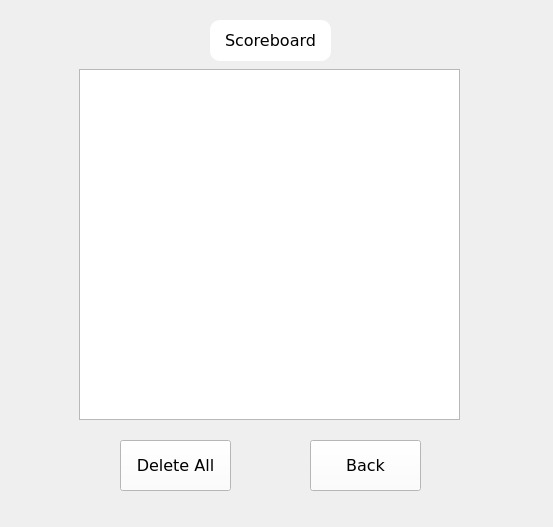
Qt form scoreboard.ui (CedricTellier/dactylo_game) before a commit.
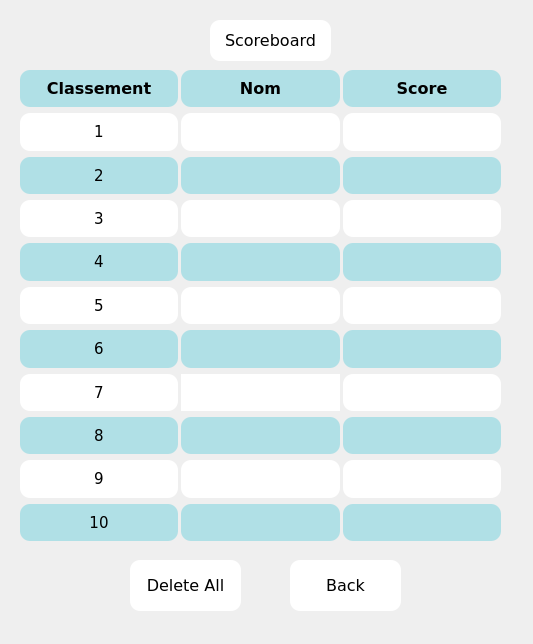
The same form after that commit.

Diff of the .ui file:
```diff
--- a/scoreboard.ui
+++ b/scoreboard.ui
@@ -6,8 +6,8 @@
    <rect>
     <x>0</x>
     <y>0</y>
-    <width>553</width>
-    <height>527</height>
+    <width>533</width>
+    <height>644</height>
    </rect>
   </property>
   <property name="windowTitle">
@@ -46,30 +46,11 @@
     <set>Qt::AlignCenter</set>
    </property>
   </widget>
-  <widget class="QWidget" name="gridLayoutWidget">
-   <property name="geometry">
-    <rect>
-     <x>79</x>
-     <y>69</y>
-     <width>381</width>
-     <height>351</height>
-    </rect>
-   </property>
-   <layout class="QGridLayout" name="gridLayout">
-    <item row="0" column="0">
-     <widget class="QTableView" name="Scoreboard">
-      <property name="textElideMode">
-       <enum>Qt::ElideLeft</enum>
-      </property>
-     </widget>
-    </item>
-   </layout>
-  </widget>
   <widget class="QPushButton" name="btBack">
    <property name="geometry">
     <rect>
-     <x>310</x>
-     <y>440</y>
+     <x>290</x>
+     <y>560</y>
      <width>111</width>
      <height>51</height>
     </rect>
@@ -84,18 +65,21 @@
     </font>
    </property>
    <property name="styleSheet">
-    <string notr="true">background-color: rgb(255, 255, 255);
-font: 12pt &quot;Verdana&quot;;</string>
+    <string notr="true">:focus {background-color:#CECECE;border-radius:10px;outline:none;font :bold;}
+:!focus{background-color: rgb(255, 255, 255);border-radius:10px}</string>
    </property>
    <property name="text">
     <string>Back</string>
    </property>
+   <property name="autoDefault">
+    <bool>true</bool>
+   </property>
   </widget>
   <widget class="QPushButton" name="btDelete">
    <property name="geometry">
     <rect>
-     <x>120</x>
-     <y>440</y>
+     <x>130</x>
+     <y>560</y>
      <width>111</width>
      <height>51</height>
     </rect>
@@ -110,12 +94,695 @@
     </font>
    </property>
    <property name="styleSheet">
-    <string notr="true">background-color: rgb(255, 255, 255);
-font: 12pt &quot;Verdana&quot;;</string>
+    <string notr="true">:focus {background-color:#CECECE;border-radius:10px;outline:none;font :bold;}
+:!focus{background-color: rgb(255, 255, 255);border-radius:10px}</string>
    </property>
    <property name="text">
     <string>Delete All</string>
    </property>
+   <property name="autoDefault">
+    <bool>true</bool>
+   </property>
+  </widget>
+  <widget class="QWidget" name="gridLayoutWidget">
+   <property name="geometry">
+    <rect>
+     <x>20</x>
+     <y>70</y>
+     <width>481</width>
+     <height>471</height>
+    </rect>
+   </property>
+   <layout class="QGridLayout" name="gridLayout">
+    <property name="horizontalSpacing">
+     <number>3</number>
+    </property>
+    <item row="7" column="0">
+     <widget class="QLabel" name="lbPos7">
+      <property name="font">
+       <font>
+        <family>Verdana</family>
+        <pointsize>11</pointsize>
+       </font>
+      </property>
+      <property name="styleSheet">
+       <string notr="true">background-color:white;
+border-radius: 10px;</string>
+      </property>
+      <property name="text">
+       <string>7</string>
+      </property>
+      <property name="alignment">
+       <set>Qt::AlignCenter</set>
+      </property>
+     </widget>
+    </item>
+    <item row="7" column="1">
+     <widget class="QLabel" name="lbNom7">
+      <property name="font">
+       <font>
+        <family>Verdana</family>
+        <pointsize>11</pointsize>
+       </font>
+      </property>
+      <property name="styleSheet">
+       <string notr="true">background-color: white;</string>
+      </property>
+      <property name="text">
+       <string/>
+      </property>
+      <property name="alignment">
+       <set>Qt::AlignCenter</set>
+      </property>
+     </widget>
+    </item>
+    <item row="5" column="0">
+     <widget class="QLabel" name="lbPos5">
+      <property name="font">
+       <font>
+        <family>Verdana</family>
+        <pointsize>11</pointsize>
+       </font>
+      </property>
+      <property name="styleSheet">
+       <string notr="true">background-color:white;
+border-radius: 10px;</string>
+      </property>
+      <property name="text">
+       <string>5</string>
+      </property>
+      <property name="alignment">
+       <set>Qt::AlignCenter</set>
+      </property>
+     </widget>
+    </item>
+    <item row="3" column="1">
+     <widget class="QLabel" name="lbNom3">
+      <property name="font">
+       <font>
+        <family>Verdana</family>
+        <pointsize>11</pointsize>
+       </font>
+      </property>
+      <property name="styleSheet">
+       <string notr="true">background-color:white;
+border-radius: 10px;</string>
+      </property>
+      <property name="text">
+       <string/>
+      </property>
+      <property name="alignment">
+       <set>Qt::AlignCenter</set>
+      </property>
+     </widget>
+    </item>
+    <item row="4" column="1">
+     <widget class="QLabel" name="lbNom4">
+      <property name="font">
+       <font>
+        <family>Verdana</family>
+        <pointsize>11</pointsize>
+       </font>
+      </property>
+      <property name="styleSheet">
+       <string notr="true">background-color:#B0E0E6;
+border-radius: 10px;</string>
+      </property>
+      <property name="text">
+       <string/>
+      </property>
+      <property name="alignment">
+       <set>Qt::AlignCenter</set>
+      </property>
+     </widget>
+    </item>
+    <item row="5" column="1">
+     <widget class="QLabel" name="lbNom5">
+      <property name="font">
+       <font>
+        <family>Verdana</family>
+        <pointsize>11</pointsize>
+       </font>
+      </property>
+      <property name="styleSheet">
+       <string notr="true">background-color:white;
+border-radius: 10px;</string>
+      </property>
+      <property name="text">
+       <string/>
+      </property>
+      <property name="alignment">
+       <set>Qt::AlignCenter</set>
+      </property>
+     </widget>
+    </item>
+    <item row="3" column="2">
+     <widget class="QLabel" name="lbScore3">
+      <property name="font">
+       <font>
+        <family>Verdana</family>
+        <pointsize>11</pointsize>
+       </font>
+      </property>
+      <property name="styleSheet">
+       <string notr="true">background-color:white;
+border-radius: 10px;</string>
+      </property>
+      <property name="text">
+       <string/>
+      </property>
+      <property name="alignment">
+       <set>Qt::AlignCenter</set>
+      </property>
+     </widget>
+    </item>
+    <item row="4" column="2">
+     <widget class="QLabel" name="lbScore4">
+      <property name="font">
+       <font>
+        <family>Verdana</family>
+        <pointsize>11</pointsize>
+       </font>
+      </property>
+      <property name="styleSheet">
+       <string notr="true">background-color:#B0E0E6;
+border-radius: 10px;</string>
+      </property>
+      <property name="text">
+       <string/>
+      </property>
+      <property name="alignment">
+       <set>Qt::AlignCenter</set>
+      </property>
+     </widget>
+    </item>
+    <item row="6" column="2">
+     <widget class="QLabel" name="lbScore6">
+      <property name="font">
+       <font>
+        <family>Verdana</family>
+        <pointsize>11</pointsize>
+       </font>
+      </property>
+      <property name="styleSheet">
+       <string notr="true">background-color:#B0E0E6;
+border-radius: 10px;</string>
+      </property>
+      <property name="text">
+       <string/>
+      </property>
+      <property name="alignment">
+       <set>Qt::AlignCenter</set>
+      </property>
+     </widget>
+    </item>
+    <item row="6" column="1">
+     <widget class="QLabel" name="lbNom6">
+      <property name="font">
+       <font>
+        <family>Verdana</family>
+        <pointsize>11</pointsize>
+       </font>
+      </property>
+      <property name="styleSheet">
+       <string notr="true">background-color:#B0E0E6;
+border-radius: 10px;</string>
+      </property>
+      <property name="text">
+       <string/>
+      </property>
+      <property name="alignment">
+       <set>Qt::AlignCenter</set>
+      </property>
+     </widget>
+    </item>
+    <item row="2" column="2">
+     <widget class="QLabel" name="lbScore2">
+      <property name="font">
+       <font>
+        <family>Verdana</family>
+        <pointsize>11</pointsize>
+       </font>
+      </property>
+      <property name="styleSheet">
+       <string notr="true">background-color:#B0E0E6;
+border-radius: 10px;</string>
+      </property>
+      <property name="text">
+       <string/>
+      </property>
+      <property name="alignment">
+       <set>Qt::AlignCenter</set>
+      </property>
+     </widget>
+    </item>
+    <item row="0" column="2">
+     <widget class="QLabel" name="lbScore">
+      <property name="font">
+       <font>
+        <family>Verdana</family>
+        <pointsize>12</pointsize>
+        <weight>75</weight>
+        <bold>true</bold>
+       </font>
+      </property>
+      <property name="styleSheet">
+       <string notr="true">background-color:#B0E0E6;
+border-radius: 10px;</string>
+      </property>
+      <property name="text">
+       <string>Score</string>
+      </property>
+      <property name="alignment">
+       <set>Qt::AlignCenter</set>
+      </property>
+     </widget>
+    </item>
+    <item row="0" column="1">
+     <widget class="QLabel" name="lbNom">
+      <property name="font">
+       <font>
+        <family>Verdana</family>
+        <pointsize>12</pointsize>
+        <weight>75</weight>
+        <bold>true</bold>
+       </font>
+      </property>
+      <property name="styleSheet">
+       <string notr="true">background-color:#B0E0E6;
+border-radius: 10px;</string>
+      </property>
+      <property name="text">
+       <string>Nom</string>
+      </property>
+      <property name="alignment">
+       <set>Qt::AlignCenter</set>
+      </property>
+     </widget>
+    </item>
+    <item row="7" column="2">
+     <widget class="QLabel" name="lbScore7">
+      <property name="font">
+       <font>
+        <family>Verdana</family>
+        <pointsize>11</pointsize>
+       </font>
+      </property>
+      <property name="styleSheet">
+       <string notr="true">background-color:white;
+border-radius: 10px;</string>
+      </property>
+      <property name="text">
+       <string/>
+      </property>
+      <property name="alignment">
+       <set>Qt::AlignCenter</set>
+      </property>
+     </widget>
+    </item>
+    <item row="8" column="1">
+     <widget class="QLabel" name="lbNom8">
+      <property name="font">
+       <font>
+        <family>Verdana</family>
+        <pointsize>11</pointsize>
+       </font>
+      </property>
+      <property name="styleSheet">
+       <string notr="true">background-color:#B0E0E6;
+border-radius: 10px;</string>
+      </property>
+      <property name="text">
+       <string/>
+      </property>
+      <property name="alignment">
+       <set>Qt::AlignCenter</set>
+      </property>
+     </widget>
+    </item>
+    <item row="8" column="2">
+     <widget class="QLabel" name="lbScore8">
+      <property name="font">
+       <font>
+        <family>Verdana</family>
+        <pointsize>11</pointsize>
+       </font>
+      </property>
+      <property name="styleSheet">
+       <string notr="true">background-color:#B0E0E6;
+border-radius: 10px;</string>
+      </property>
+      <property name="text">
+       <string/>
+      </property>
+      <property name="alignment">
+       <set>Qt::AlignCenter</set>
+      </property>
+     </widget>
+    </item>
+    <item row="10" column="0">
+     <widget class="QLabel" name="lbPos10">
+      <property name="font">
+       <font>
+        <family>Verdana</family>
+        <pointsize>11</pointsize>
+       </font>
+      </property>
+      <property name="styleSheet">
+       <string notr="true">background-color:#B0E0E6;
+border-radius: 10px;</string>
+      </property>
+      <property name="text">
+       <string>10</string>
+      </property>
+      <property name="alignment">
+       <set>Qt::AlignCenter</set>
+      </property>
+     </widget>
+    </item>
+    <item row="1" column="2">
+     <widget class="QLabel" name="lbScore1">
+      <property name="font">
+       <font>
+        <family>Verdana</family>
+        <pointsize>11</pointsize>
+       </font>
+      </property>
+      <property name="styleSheet">
+       <string notr="true">background-color: white;
+border-radius: 10px;</string>
+      </property>
+      <property name="text">
+       <string/>
+      </property>
+      <property name="alignment">
+       <set>Qt::AlignCenter</set>
+      </property>
+     </widget>
+    </item>
+    <item row="10" column="2">
+     <widget class="QLabel" name="lbScore10">
+      <property name="font">
+       <font>
+        <family>Verdana</family>
+        <pointsize>11</pointsize>
+       </font>
+      </property>
+      <property name="styleSheet">
+       <string notr="true">background-color:#B0E0E6;
+border-radius: 10px;</string>
+      </property>
+      <property name="text">
+       <string/>
+      </property>
+      <property name="alignment">
+       <set>Qt::AlignCenter</set>
+      </property>
+     </widget>
+    </item>
+    <item row="10" column="1">
+     <widget class="QLabel" name="lbNom10">
+      <property name="font">
+       <font>
+        <family>Verdana</family>
+        <pointsize>11</pointsize>
+       </font>
+      </property>
+      <property name="styleSheet">
+       <string notr="true">background-color:#B0E0E6;
+border-radius: 10px;</string>
+      </property>
+      <property name="text">
+       <string/>
+      </property>
+      <property name="alignment">
+       <set>Qt::AlignCenter</set>
+      </property>
+     </widget>
+    </item>
+    <item row="9" column="1">
+     <widget class="QLabel" name="lbNom9">
+      <property name="font">
+       <font>
+        <family>Verdana</family>
+        <pointsize>11</pointsize>
+       </font>
+      </property>
+      <property name="styleSheet">
+       <string notr="true">background-color:white;
+border-radius: 10px;</string>
+      </property>
+      <property name="text">
+       <string/>
+      </property>
+      <property name="alignment">
+       <set>Qt::AlignCenter</set>
+      </property>
+     </widget>
+    </item>
+    <item row="9" column="2">
+     <widget class="QLabel" name="lbScore9">
+      <property name="font">
+       <font>
+        <family>Verdana</family>
+        <pointsize>11</pointsize>
+       </font>
+      </property>
+      <property name="styleSheet">
+       <string notr="true">background-color:white;
+border-radius: 10px;</string>
+      </property>
+      <property name="text">
+       <string/>
+      </property>
+      <property name="alignment">
+       <set>Qt::AlignCenter</set>
+      </property>
+     </widget>
+    </item>
+    <item row="9" column="0">
+     <widget class="QLabel" name="lbPos9">
+      <property name="font">
+       <font>
+        <family>Verdana</family>
+        <pointsize>11</pointsize>
+       </font>
+      </property>
+      <property name="styleSheet">
+       <string notr="true">background-color:white;
+border-radius: 10px;</string>
+      </property>
+      <property name="text">
+       <string>9</string>
+      </property>
+      <property name="alignment">
+       <set>Qt::AlignCenter</set>
+      </property>
+     </widget>
+    </item>
+    <item row="2" column="0">
+     <widget class="QLabel" name="lbPos2">
+      <property name="font">
+       <font>
+        <family>Verdana</family>
+        <pointsize>11</pointsize>
+       </font>
+      </property>
+      <property name="styleSheet">
+       <string notr="true">background-color:#B0E0E6;
+border-radius: 10px;</string>
+      </property>
+      <property name="text">
+       <string>2</string>
+      </property>
+      <property name="alignment">
+       <set>Qt::AlignCenter</set>
+      </property>
+     </widget>
+    </item>
+    <item row="1" column="0">
+     <widget class="QLabel" name="lbPos1">
+      <property name="font">
+       <font>
+        <family>Verdana</family>
+        <pointsize>11</pointsize>
+       </font>
+      </property>
+      <property name="styleSheet">
+       <string notr="true">background-color: white;
+border-radius: 10px;</string>
+      </property>
+      <property name="text">
+       <string>1</string>
+      </property>
+      <property name="alignment">
+       <set>Qt::AlignCenter</set>
+      </property>
+     </widget>
+    </item>
+    <item row="3" column="0">
+     <widget class="QLabel" name="lbPos3">
+      <property name="font">
+       <font>
+        <family>Verdana</family>
+        <pointsize>11</pointsize>
+       </font>
+      </property>
+      <property name="styleSheet">
+       <string notr="true">background-color:white;
+border-radius: 10px;</string>
+      </property>
+      <property name="text">
+       <string>3</string>
+      </property>
+      <property name="alignment">
+       <set>Qt::AlignCenter</set>
+      </property>
+     </widget>
+    </item>
+    <item row="4" column="0">
+     <widget class="QLabel" name="lbPos4">
+      <property name="font">
+       <font>
+        <family>Verdana</family>
+        <pointsize>11</pointsize>
+       </font>
+      </property>
+      <property name="styleSheet">
+       <string notr="true">background-color:#B0E0E6;
+border-radius: 10px;</string>
+      </property>
+      <property name="text">
+       <string>4</string>
+      </property>
+      <property name="alignment">
+       <set>Qt::AlignCenter</set>
+      </property>
+     </widget>
+    </item>
+    <item row="6" column="0">
+     <widget class="QLabel" name="lbPos6">
+      <property name="font">
+       <font>
+        <family>Verdana</family>
+        <pointsize>11</pointsize>
+       </font>
+      </property>
+      <property name="styleSheet">
+       <string notr="true">background-color:#B0E0E6;
+border-radius: 10px;</string>
+      </property>
+      <property name="text">
+       <string>6</string>
+      </property>
+      <property name="alignment">
+       <set>Qt::AlignCenter</set>
+      </property>
+     </widget>
+    </item>
+    <item row="1" column="1">
+     <widget class="QLabel" name="lbNom1">
+      <property name="font">
+       <font>
+        <family>Verdana</family>
+        <pointsize>11</pointsize>
+       </font>
+      </property>
+      <property name="styleSheet">
+       <string notr="true">background-color: white;
+border-radius: 10px;</string>
+      </property>
+      <property name="text">
+       <string/>
+      </property>
+      <property name="alignment">
+       <set>Qt::AlignCenter</set>
+      </property>
+     </widget>
+    </item>
+    <item row="2" column="1">
+     <widget class="QLabel" name="lbNom2">
+      <property name="font">
+       <font>
+        <family>Verdana</family>
+        <pointsize>11</pointsize>
+       </font>
+      </property>
+      <property name="styleSheet">
+       <string notr="true">background-color:#B0E0E6;
+border-radius: 10px;</string>
+      </property>
+      <property name="text">
+       <string/>
+      </property>
+      <property name="alignment">
+       <set>Qt::AlignCenter</set>
+      </property>
+     </widget>
+    </item>
+    <item row="0" column="0">
+     <widget class="QLabel" name="lbClassement">
+      <property name="font">
+       <font>
+        <family>Verdana</family>
+        <pointsize>12</pointsize>
+        <weight>75</weight>
+        <bold>true</bold>
+       </font>
+      </property>
+      <property name="styleSheet">
+       <string notr="true">background-color:#B0E0E6;
+border-radius: 10px;</string>
+      </property>
+      <property name="text">
+       <string>Classement</string>
+      </property>
+      <property name="alignment">
+       <set>Qt::AlignCenter</set>
+      </property>
+     </widget>
+    </item>
+    <item row="8" column="0">
+     <widget class="QLabel" name="lbPos8">
+      <property name="font">
+       <font>
+        <family>Verdana</family>
+        <pointsize>11</pointsize>
+       </font>
+      </property>
+      <property name="styleSheet">
+       <string notr="true">background-color:#B0E0E6;
+border-radius: 10px;</string>
+      </property>
+      <property name="text">
+       <string>8</string>
+      </property>
+      <property name="alignment">
+       <set>Qt::AlignCenter</set>
+      </property>
+     </widget>
+    </item>
+    <item row="5" column="2">
+     <widget class="QLabel" name="lbScore5">
+      <property name="font">
+       <font>
+        <family>Verdana</family>
+        <pointsize>11</pointsize>
+       </font>
+      </property>
+      <property name="styleSheet">
+       <string notr="true">background-color:white;
+border-radius: 10px;</string>
+      </property>
+      <property name="text">
+       <string/>
+      </property>
+      <property name="alignment">
+       <set>Qt::AlignCenter</set>
+      </property>
+     </widget>
+    </item>
+   </layout>
   </widget>
  </widget>
  <resources/>
```
Left out of the diff: 9 changed lines with no effect on the pictures.
